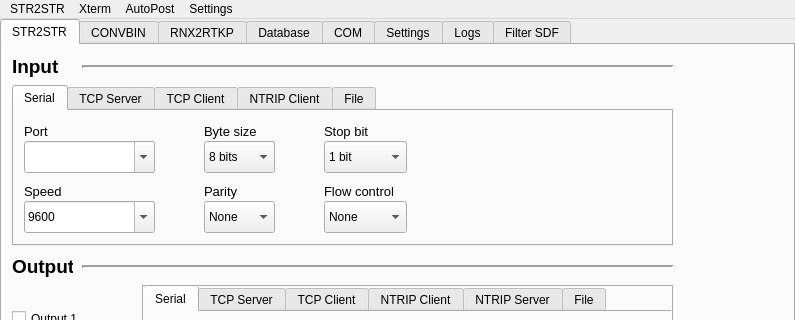
The window that design.ui (DanielMamaev/MonCenter) describes before a commit, drawn with Qt 5; both pictures show x 0 to 795 and y 0 to 320 of the 795 by 547 pixel window.
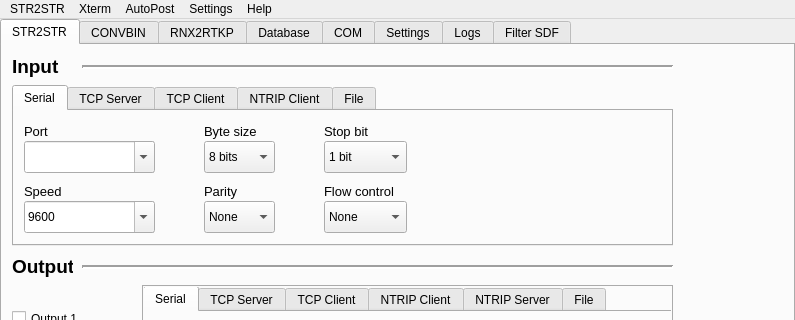
The same window after the commit. Icons and pictures are not drawn.

Commit message: go to utc time and add action "Help"

Diff of the .ui file:
```diff
--- a/design.ui
+++ b/design.ui
@@ -5746,10 +5746,17 @@
     <addaction name="action_autopost_reset"/>
     <addaction name="action_autopost_post"/>
    </widget>
+   <widget class="QMenu" name="menuHelp">
+    <property name="title">
+     <string>Help</string>
+    </property>
+    <addaction name="action_About"/>
+   </widget>
    <addaction name="menuSTR2STR_2"/>
    <addaction name="menuXterm"/>
    <addaction name="menuAutoPost"/>
    <addaction name="menu_file"/>
+   <addaction name="menuHelp"/>
   </widget>
   <action name="action_stop_str2str">
    <property name="icon">
```
Left out of the diff: 5 changed lines with no effect on the pictures. The commit also changes 2 other files.
